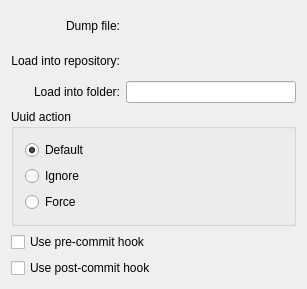
First picture: the form in src/svnfrontend/loaddmpdlg.ui, repository centic9/kdesvn-ppa, before the edit.
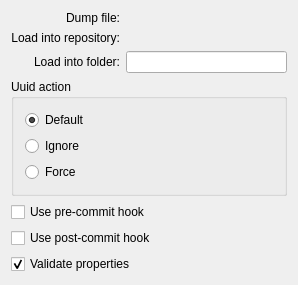
Second picture: the form after the edit. Custom widgets are drawn as their Qt base class.

```diff
--- a/src/svnfrontend/loaddmpdlg.ui
+++ b/src/svnfrontend/loaddmpdlg.ui
@@ -1,12 +1,12 @@
 <ui version="4.0" >
  <class>LoadDmpDlg</class>
- <widget class="QWidget" name="LoadDmpDlg" >
-  <property name="geometry" >
+ <widget class="QWidget" name="LoadDmpDlg">
+  <property name="geometry">
    <rect>
     <x>0</x>
     <y>0</y>
-    <width>307</width>
-    <height>289</height>
+    <width>298</width>
+    <height>270</height>
    </rect>
   </property>
   <layout class="QVBoxLayout" name="verticalLayout_2" >
@@ -137,9 +137,22 @@
      </property>
     </widget>
    </item>
+   <item>
+    <widget class="QCheckBox" name="m_validateProps">
+     <property name="toolTip">
+      <string>Validate the properties on load (only subversion 1.7 or newer)</string>
+     </property>
+     <property name="text">
+      <string>Validate properties</string>
+     </property>
+     <property name="checked">
+      <bool>true</bool>
+     </property>
+    </widget>
+   </item>
   </layout>
  </widget>
- <layoutdefault spacing="6" margin="11" />
+ <layoutdefault spacing="6" margin="11"/>
  <customwidgets>
   <customwidget>
    <class>KLineEdit</class>
```
Left out of the diff: 109 changed lines with no effect on the pictures.
